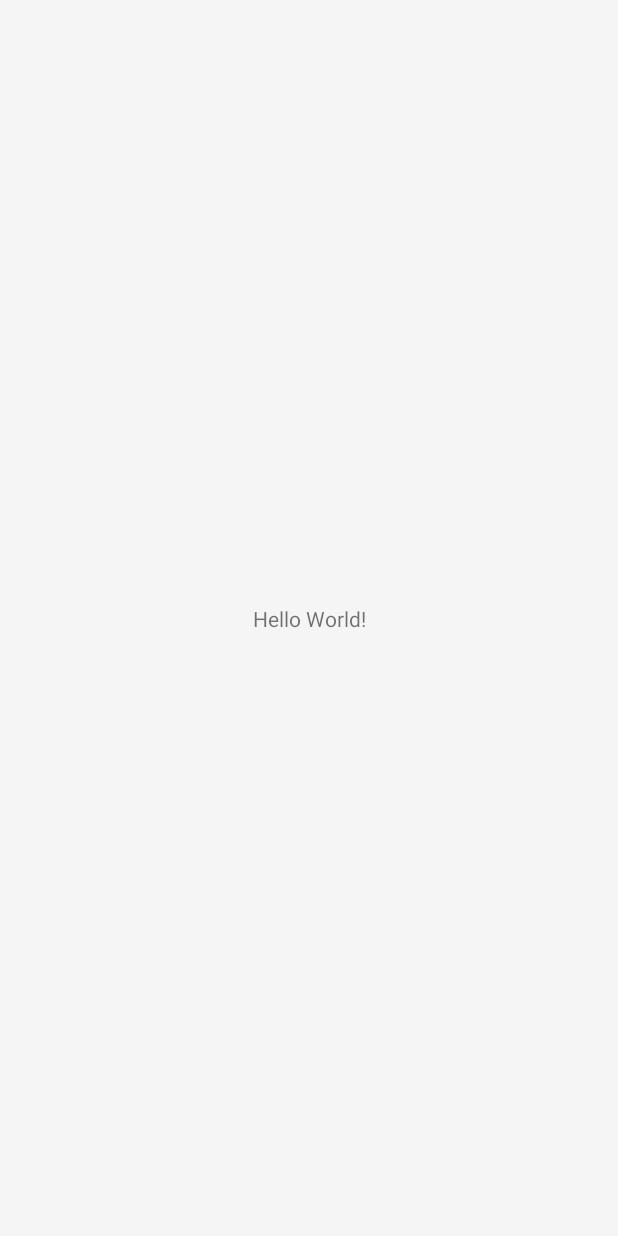
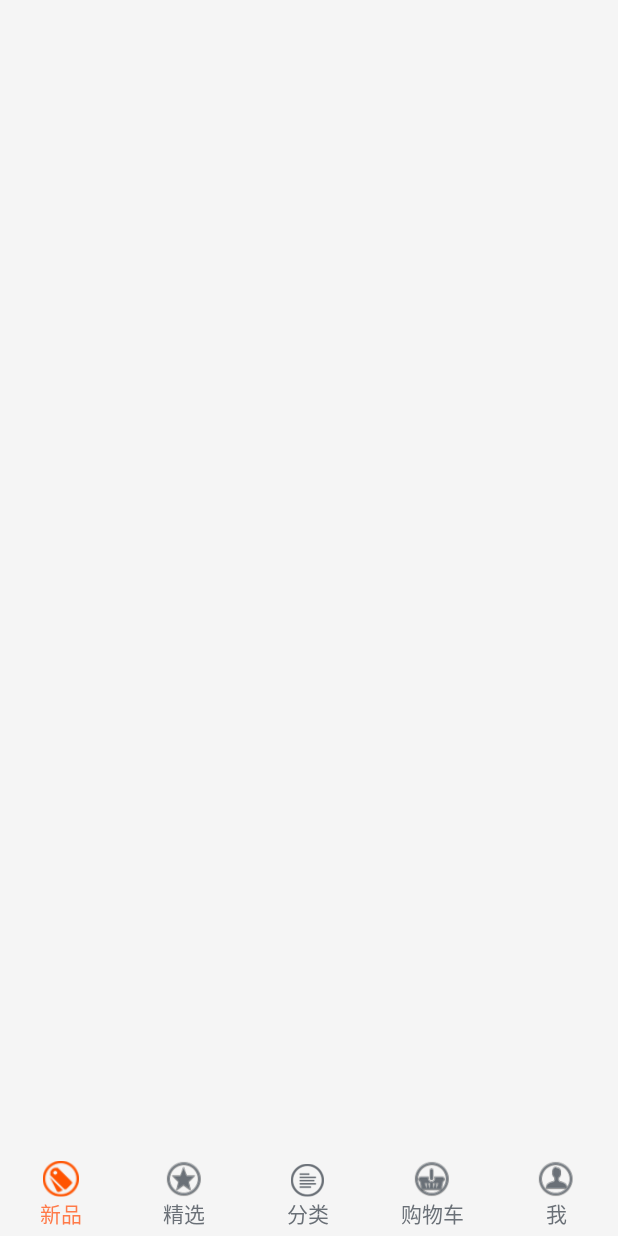
Before and after one commit to NightMoonCat/fulicenter-201612, an Android app: the screen it shows after launch (MainActivity), on a phone screen of 412 x 824 dp. Before the commit the screen is almost empty. Run offline under Robolectric (Android 15) with nearby library versions, the phone set to English and light mode, and no system bars.

Commit message:
布局文件添加菜单按钮

```diff
--- a/app/src/main/AndroidManifest.xml
+++ b/app/src/main/AndroidManifest.xml
@@ -4,7 +4,7 @@
 
     <application
         android:allowBackup="true"
-        android:icon="@mipmap/ic_launcher"
+        android:icon="@mipmap/launcher"
         android:label="@string/app_name"
         android:roundIcon="@mipmap/ic_launcher_round"
         android:supportsRtl="true"
--- a/app/src/main/res/layout/activity_main.xml
+++ b/app/src/main/res/layout/activity_main.xml
@@ -1,18 +1,74 @@
 <?xml version="1.0" encoding="utf-8"?>
-<android.support.constraint.ConstraintLayout xmlns:android="http://schemas.android.com/apk/res/android"
-    xmlns:app="http://schemas.android.com/apk/res-auto"
-    xmlns:tools="http://schemas.android.com/tools"
+<RelativeLayout xmlns:android="http://schemas.android.com/apk/res/android"
     android:layout_width="match_parent"
-    android:layout_height="match_parent"
-    tools:context="cn.moon.fulicenter.ui.activity.MainActivity">
+    android:layout_height="match_parent">
+    <RadioGroup
+        android:orientation="horizontal"
+        android:id="@+id/layout_menu"
+        android:layout_width="match_parent"
+        android:layout_alignParentBottom="true"
+        android:layout_height="50dp">
+        <RadioButton
+            android:id="@+id/btnNewGoods"
+            android:layout_width="0dp"
+            android:layout_weight="1"
+            android:layout_height="wrap_content"
+            android:button="@null"
+            android:text="新品"
+            android:checked="true"
+            android:textColor="@color/main_botton_text_color"
+            android:drawableTop="@drawable/selector_menu_item_new_good"
+            android:gravity="center_horizontal"
+            />
+        <RadioButton
+            android:id="@+id/btnBoutique"
+            android:layout_width="0dp"
+            android:layout_weight="1"
+            android:layout_height="wrap_content"
+            android:button="@null"
+            android:text="精选"
+            android:textColor="@color/main_botton_text_color"
+            android:drawableTop="@drawable/selector_menu_item_boutique"
+            android:gravity="center_horizontal"
+            />
+        <RadioButton
+            android:id="@+id/btnCategory"
+            android:layout_width="0dp"
+            android:layout_weight="1"
+            android:layout_height="wrap_content"
+            android:button="@null"
+            android:text="分类"
+            android:textColor="@color/main_botton_text_color"
+            android:drawableTop="@drawable/selector_menu_item_category"
+            android:gravity="center_horizontal"
+            />
+        <RadioButton
+            android:id="@+id/btnCollect"
+            android:layout_width="0dp"
+            android:layout_weight="1"
+            android:layout_height="wrap_content"
+            android:button="@null"
+            android:text="购物车"
+            android:textColor="@color/main_botton_text_color"
 
-    <TextView
-        android:layout_width="wrap_content"
-        android:layout_height="wrap_content"
-        android:text="Hello World!"
-        app:layout_constraintBottom_toBottomOf="parent"
-        app:layout_constraintLeft_toLeftOf="parent"
-        app:layout_constraintRight_toRightOf="parent"
-        app:layout_constraintTop_toTopOf="parent" />
-
-</android.support.constraint.ConstraintLayout>
+            android:drawableTop="@drawable/selector_menu_item_cart"
+            android:gravity="center_horizontal"
+            />
+        <RadioButton
+            android:id="@+id/btnMe"
+            android:layout_width="0dp"
+            android:layout_weight="1"
+            android:layout_height="wrap_content"
+            android:button="@null"
+            android:text="我"
+            android:textColor="@color/main_botton_text_color"
+            android:drawableTop="@drawable/selector_menu_item_personal_center"
+            android:gravity="center_horizontal"
+            />
+    </RadioGroup>
+    <FrameLayout
+        android:id="@+id/layout_content"
+        android:layout_above="@id/layout_menu"
+        android:layout_width="match_parent"
+        android:layout_height="match_parent"/>
+</RelativeLayout>
```
